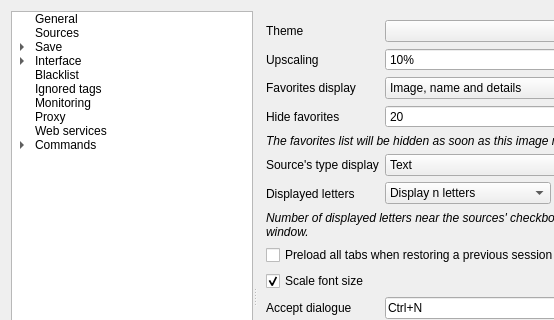
Old version of the form src/gui/src/settings/options-window.ui in the repository Bionus/imgbrd-grabber; both pictures show x 0 to 554 and y 0 to 320 of the 743 by 619 pixel window.
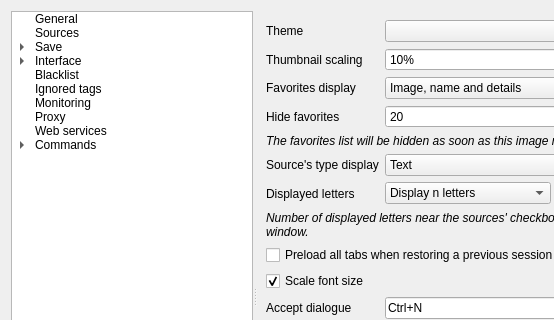
New version of the form. The open tabs and pages were chosen to show the change. Icons and pictures are not drawn.

Commit message: Rename 'Upscaling' setting to 'Thumbnail scaling' (issue #2552)

What changed in the file:
```diff
--- a/src/gui/src/settings/options-window.ui
+++ b/src/gui/src/settings/options-window.ui
@@ -1331,7 +1331,7 @@
         <item row="1" column="0">
          <widget class="QLabel" name="labelThumbnailUpscale">
           <property name="text">
-           <string>Upscaling</string>
+           <string>Thumbnail scaling</string>
           </property>
          </widget>
         </item>
```
